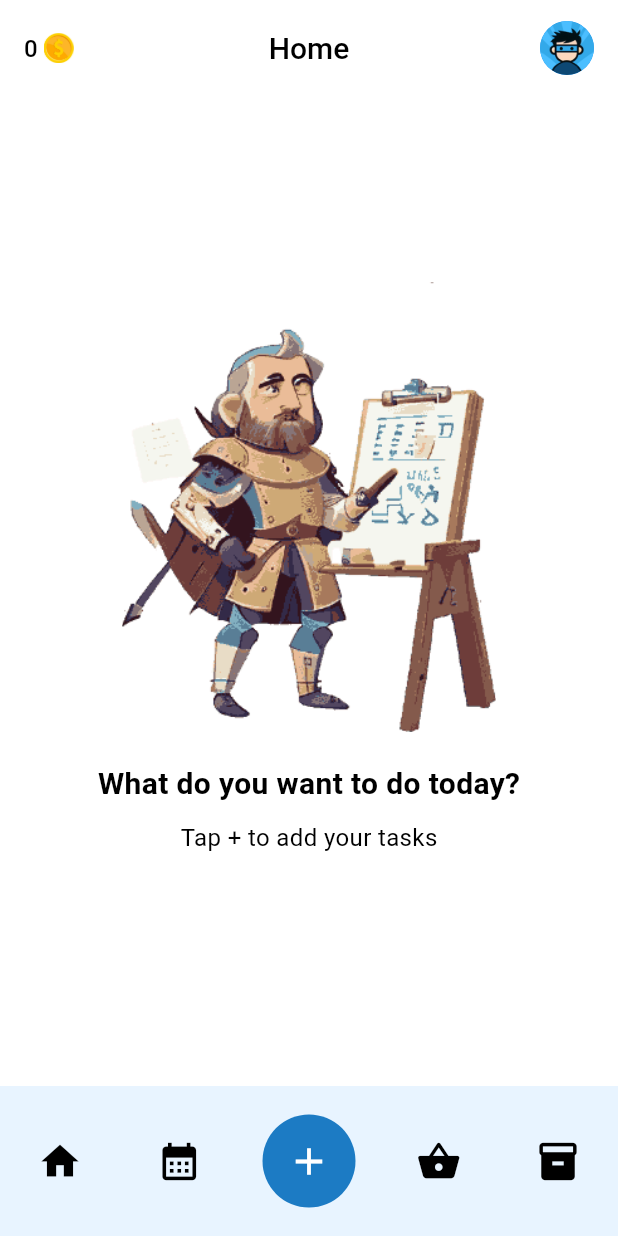
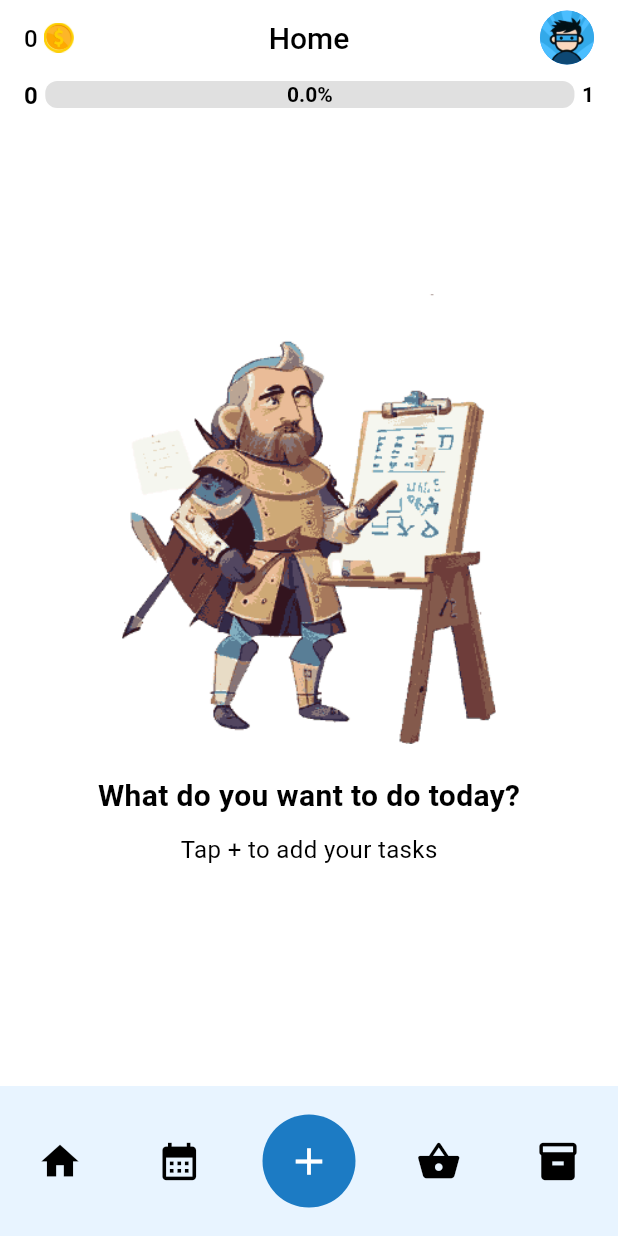
Before and after one commit to JosimCoussens/taskhero, a Flutter app: the HomePage screen opened directly, on a phone screen of 412 x 824 dp. Run offline on Flutter 3.47's test engine with Material 3 defaults, Android fonts, the phone set to English and light mode, and no system bars; our stand-ins replace cloud_firestore, firebase_auth, firebase_core, syncfusion_flutter_datepicker; accounts and stored records are empty; network calls fail.

Commit message:
Add level management to user service and integrate with XP system

```diff
--- a/lib/components/header/header.dart
+++ b/lib/components/header/header.dart
@@ -1,8 +1,10 @@
 import 'package:firebase_auth/firebase_auth.dart';
 import 'package:flutter/material.dart';
 import 'package:taskhero/auth.dart';
+import 'package:taskhero/components/header/progressbar.dart';
 import 'package:taskhero/components/header/user_overlay.dart';
 import 'package:taskhero/constants.dart';
+import 'package:taskhero/services/xp_service.dart';
 
 class AppHeader extends StatefulWidget implements PreferredSizeWidget {
   final String title;
@@ -13,7 +15,7 @@ class AppHeader extends StatefulWidget implements PreferredSizeWidget {
   State<AppHeader> createState() => _AppHeaderState();
 
   @override
-  Size get preferredSize => const Size.fromHeight(64);
+  Size get preferredSize => const Size.fromHeight(80);
 }
 
 class _AppHeaderState extends State<AppHeader> {
@@ -35,13 +37,23 @@ class _AppHeaderState extends State<AppHeader> {
       backgroundColor: Colors.white,
       elevation: 0,
       toolbarHeight: widget.preferredSize.height,
-      title: Stack(
-        alignment: Alignment.center,
+      title: Column(
+        mainAxisSize: MainAxisSize.min,
         children: [
-          _PageTitle(widget: widget),
-          Row(
-            mainAxisAlignment: MainAxisAlignment.spaceBetween,
-            children: [_userMoney(), _userAvatar(context, avatarPath)],
+          Stack(
+            alignment: Alignment.center,
+            children: [
+              _PageTitle(widget: widget),
+              Row(
+                mainAxisAlignment: MainAxisAlignment.spaceBetween,
+                children: [_userMoney(), _userAvatar(context, avatarPath)],
+              ),
+            ],
+          ),
+          ProgressBar(
+            userXp: AppParams.xp.value,
+            maxXp: XpService.requiredXp(),
+            level: AppParams.level.value,
           ),
         ],
       ),
--- /dev/null
+++ b/lib/components/header/progressbar.dart
@@ -0,0 +1,105 @@
+import 'package:flutter/material.dart';
+import 'package:taskhero/constants.dart';
+
+class ProgressBar extends StatefulWidget {
+  final int userXp;
+  final int maxXp;
+  final int level;
+
+  const ProgressBar({
+    super.key,
+    required this.userXp,
+    required this.maxXp,
+    required this.level,
+  });
+
+  @override
+  State<ProgressBar> createState() => _ProgressBarState();
+}
+
+class _ProgressBarState extends State<ProgressBar> {
+  late double progress; // late means this variable will be initialized later
+  late int nextLevel;
+
+  @override
+  void initState() {
+    progress = (widget.userXp / widget.maxXp).clamp(0.0, 1.0);
+    nextLevel = widget.level + 1;
+    super.initState();
+  }
+
+  @override
+  Widget build(BuildContext context) {
+    return Column(
+      mainAxisAlignment: MainAxisAlignment.center,
+      children: [
+        const SizedBox(height: 10),
+        Row(
+          spacing: 5,
+          children: [
+            Text(
+              widget.level.toString(),
+              style: const TextStyle(
+                fontSize: 16,
+                fontWeight: FontWeight.bold,
+                color: Colors.black,
+              ),
+            ),
+            Expanded(
+              child: Stack(
+                alignment: Alignment.center,
+                children: [
+                  ProgressBarMain(progress: progress),
+                  ProgressPercentage(progress: progress),
+                ],
+              ),
+            ),
+            Text(
+              nextLevel.toString(),
+              style: const TextStyle(
+                fontSize: 14,
+                fontWeight: FontWeight.bold,
+                color: Colors.black,
+              ),
+            ),
+          ],
+        ),
+      ],
+    );
+  }
+}
+
+class ProgressBarMain extends StatelessWidget {
+  const ProgressBarMain({super.key, required this.progress});
+
+  final double progress;
+
+  @override
+  Widget build(BuildContext context) {
+    return LinearProgressIndicator(
+      borderRadius: BorderRadius.circular(8),
+      value: progress,
+      minHeight: 18,
+      backgroundColor: Colors.grey[300],
+      valueColor: AlwaysStoppedAnimation<Color>(AppColors.primaryLight),
+    );
+  }
+}
+
+class ProgressPercentage extends StatelessWidget {
+  const ProgressPercentage({super.key, required this.progress});
+
+  final double progress;
+
+  @override
+  Widget build(BuildContext context) {
+    return Text(
+      '${(progress * 100).toStringAsFixed(1)}%',
+      style: const TextStyle(
+        fontSize: 14,
+        fontWeight: FontWeight.bold,
+        color: Colors.black,
+      ),
+    );
+  }
+}
--- a/lib/constants.dart
+++ b/lib/constants.dart
@@ -119,4 +119,5 @@ class AppParams {
   ];
   static ValueNotifier<int> money = ValueNotifier<int>(0);
   static ValueNotifier<int> xp = ValueNotifier<int>(0);
+  static ValueNotifier<int> level = ValueNotifier<int>(0);
 }
--- a/lib/pages/calendar_page.dart
+++ b/lib/pages/calendar_page.dart
@@ -2,7 +2,7 @@ import 'package:flutter/material.dart';
 import 'package:intl/intl.dart';
 import 'package:taskhero/classes/todo.dart';
 import 'package:taskhero/components/bottom_app_bar/bottom_app_bar.dart';
-import 'package:taskhero/components/flutter_todo_widget.dart';
+import 'package:taskhero/components/todo_widget.dart';
 import 'package:taskhero/components/header/header.dart';
 import 'package:taskhero/constants.dart';
 import 'package:taskhero/services/todo_service.dart';
--- a/lib/pages/home_page.dart
+++ b/lib/pages/home_page.dart
@@ -1,11 +1,9 @@
 import 'package:flutter/material.dart';
 import 'package:taskhero/classes/todo.dart';
 import 'package:taskhero/components/bottom_app_bar/bottom_app_bar.dart';
-import 'package:taskhero/components/flutter_todo_widget.dart';
+import 'package:taskhero/components/todo_widget.dart';
 import 'package:taskhero/components/header/header.dart';
 import 'package:taskhero/constants.dart';
-import 'package:taskhero/services/item_service.dart';
-import 'package:taskhero/services/money_service.dart';
 import 'package:taskhero/services/todo_service.dart';
 
 class HomePage extends StatefulWidget {
@@ -20,33 +18,6 @@ class HomePageState extends State<HomePage> {
   bool isLoading = true;
 
   @override
-  void initState() {
-    _loadTodos();
-    _setMoney();
-    _setItems();
-    super.initState();
-  }
-
-  Future<void> _setMoney() async {
-    AppParams.money.value = await MoneyService.getMoney();
-  }
-
-  Future<void> _setItems() async {
-    await ItemService.setAppItems();
-    setState(() {
-      isLoading = false;
-    });
-  }
-
-  Future<void> _loadTodos() async {
-    final todosTemp = await TodoService.getAllUncompleted();
-
-    setState(() {
-      uncompletedTodos = todosTemp;
-    });
-  }
-
-  @override
   Widget build(BuildContext context) {
     return Scaffold(
       appBar: AppHeader(title: "Home"),
@@ -57,6 +28,23 @@ class HomePageState extends State<HomePage> {
         });
       }),
     );
+  }
+
+  @override
+  void initState() {
+    _loadTodos();
+    super.initState();
+  }
+
+  Future<void> _loadTodos() async {
+    final todosTemp = await TodoService.getAllUncompleted();
+
+    setState(() {
+      uncompletedTodos = todosTemp;
+      setState(() {
+        isLoading = false;
+      });
+    });
   }
 
   Widget _buildLoading() {
--- a/lib/services/user_service.dart
+++ b/lib/services/user_service.dart
@@ -6,6 +6,7 @@ class UserService {
       'money': 50,
       'xp': 0,
       'inventory': [],
+      'level': 0,
     });
   }
 }
--- a/lib/services/xp_service.dart
+++ b/lib/services/xp_service.dart
@@ -1,8 +1,10 @@
+import 'dart:math';
+
 import 'package:cloud_firestore/cloud_firestore.dart';
 import 'package:taskhero/constants.dart';
 
 class XpService {
-  Future<int> getXp() async {
+  static Future<int> getXp() async {
     var data =
         (await FirebaseFirestore.instance
                 .collection('users')
@@ -12,11 +14,18 @@ class XpService {
     return data?['xp'] ?? (throw Exception('Document does not exist'));
   }
 
-  Future<void> setXp(int xp) async {
+  static Future<void> setXp(int xp) async {
     await FirebaseFirestore.instance
         .collection('users')
         .doc(AppParams.userId)
         .update({'xp': xp});
     AppParams.xp.value = xp;
   }
+
+  static int requiredXp() {
+    int level = AppParams.level.value + 1;
+    double exponent = 1.5;
+    int base = 100;
+    return (base * pow(level, exponent)).round();
+  }
 }
```
Also changed, not shown: lib/components/header/user_overlay.dart (+6 -2 lines), lib/services/level_service.dart (added, +21 -0 lines), lib/services/todo_service.dart (+29 -0 lines), lib/widget_tree.dart (+26 -1 lines), lib/components/todo_widget.dart (renamed from lib/components/flutter_todo_widget.dart).
